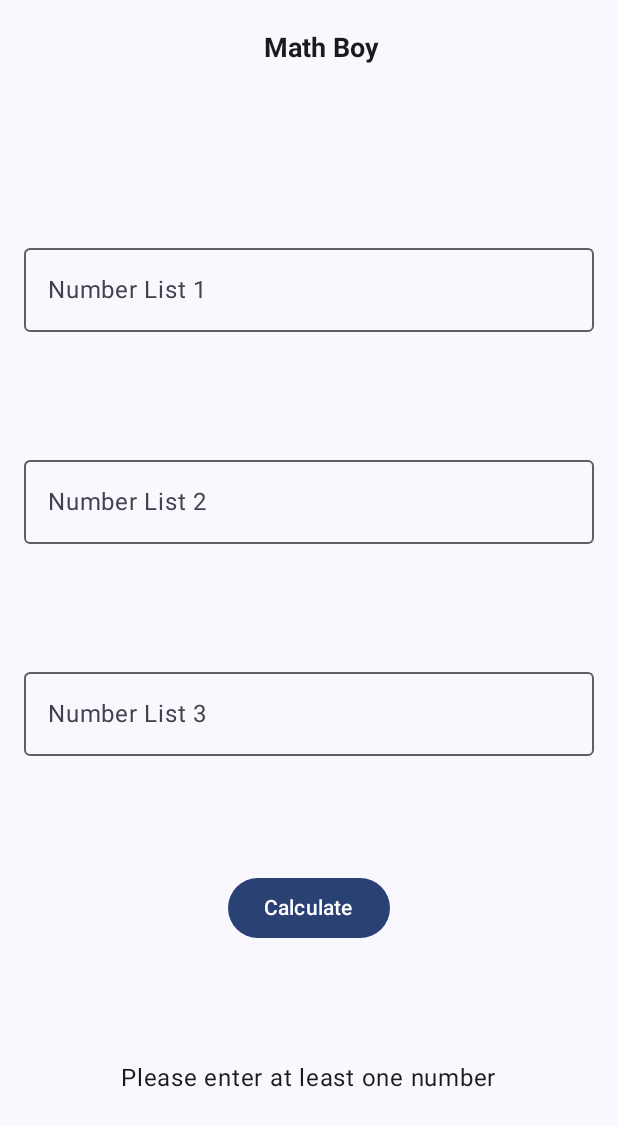
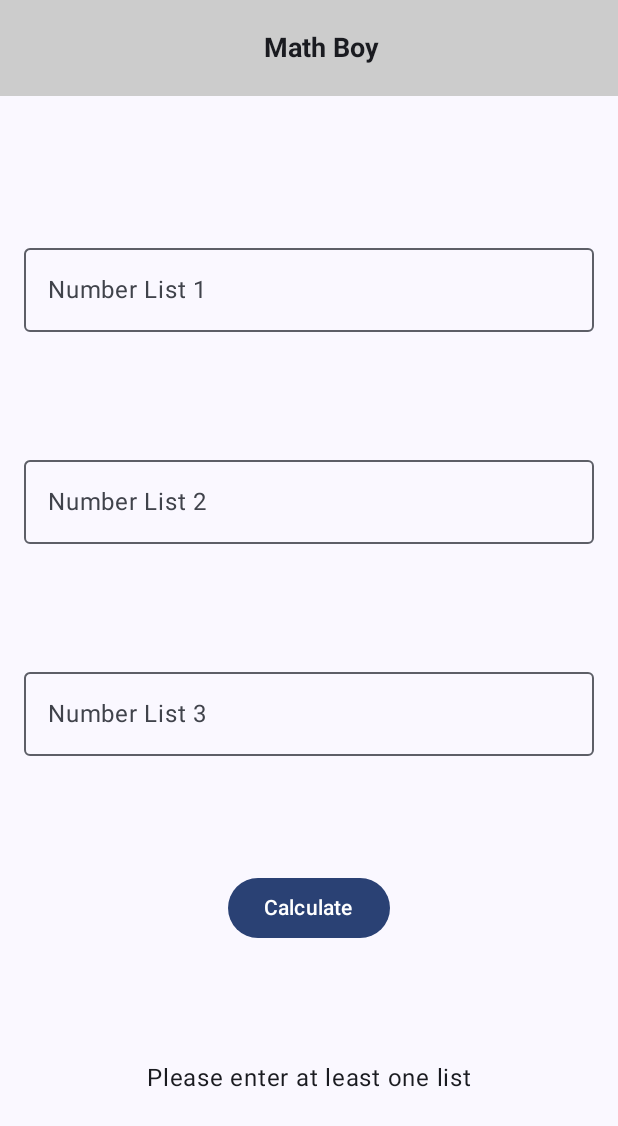
Before and after one commit to deeprajMajumder/MathBoy, an Android app built with Jetpack Compose: the screen it shows after launch (MainActivity), after a tap on "Calculate", on a phone screen of 412 x 824 dp. Shown: the top 1126 px of the screen. Run offline under Robolectric (Android 15) with nearby library versions, the phone set to English and light mode, and no system bars; our stand-ins replace Dagger/Hilt's generated code.

Commit message:
Fixed some issues based on use case

```diff
--- a/app/src/main/java/com/admin/mathboy/views/MainActivity.kt
+++ b/app/src/main/java/com/admin/mathboy/views/MainActivity.kt
@@ -13,11 +13,14 @@ import androidx.compose.foundation.layout.padding
 import androidx.compose.foundation.lazy.LazyColumn
 import androidx.compose.foundation.text.KeyboardOptions
 import androidx.compose.material3.Button
+import androidx.compose.material3.Card
+import androidx.compose.material3.CardDefaults
 import androidx.compose.material3.ExperimentalMaterial3Api
 import androidx.compose.material3.OutlinedTextField
 import androidx.compose.material3.Scaffold
 import androidx.compose.material3.Text
 import androidx.compose.material3.TopAppBar
+import androidx.compose.material3.TopAppBarDefaults
 import androidx.compose.runtime.Composable
 import androidx.compose.runtime.collectAsState
 import androidx.compose.runtime.getValue
@@ -26,6 +29,8 @@ import androidx.compose.runtime.saveable.rememberSaveable
 import androidx.compose.runtime.setValue
 import androidx.compose.ui.Alignment
 import androidx.compose.ui.Modifier
+import androidx.compose.ui.graphics.Color
+import androidx.compose.ui.text.font.FontFamily
 import androidx.compose.ui.text.font.FontWeight
 import androidx.compose.ui.text.input.ImeAction
 import androidx.compose.ui.text.input.KeyboardType
@@ -57,11 +62,11 @@ class MainActivity : ComponentActivity() {
                                 textAlign = TextAlign.Center,
                                 modifier = Modifier.fillMaxWidth()
                             )
-                        })
+                        },
+                            colors = TopAppBarDefaults.largeTopAppBarColors(Color.LightGray))
                     })
                 { innerPadding ->
                     MainScreen(innerPadding, mainViewModel)
-                }
                 }
             }
         }
@@ -86,13 +91,19 @@ fun MainScreen(innerPadding: PaddingValues, mainViewModel: MainViewModel) {
             item {
                 OutlinedTextField(
                     value = input1,
-                onValueChange = { input1 = mainViewModel.formatInput(it) },
+                    onValueChange = { input1 = it },
                     label = { Text("Number List 1") },
                     keyboardOptions = KeyboardOptions(
                         keyboardType = KeyboardType.Number,
                         imeAction = ImeAction.Done
                     ),
                     singleLine = false,
+                    placeholder = {
+                        Text("Add list of comma-separated numbers",
+                            color = Color.LightGray,
+                            fontSize = 12.sp
+                        )
+                      },
                     maxLines = 10, // Adjust the maxLines as needed
                     modifier = Modifier
                         .fillMaxWidth() // Ensures the text field takes up the full width of the parent
@@ -101,13 +112,18 @@ fun MainScreen(innerPadding: PaddingValues, mainViewModel: MainViewModel) {
             item {
                 OutlinedTextField(
                     value = input2,
-                onValueChange = { input2 = mainViewModel.formatInput(it) },
+                    onValueChange = { input2 = it },
                     label = { Text("Number List 2") },
                     keyboardOptions = KeyboardOptions(
                         keyboardType = KeyboardType.Number,
                         imeAction = ImeAction.Done
                     ),
                     singleLine = false,
+                    placeholder = { Text("Add list of comma-separated numbers",
+                        color = Color.LightGray,
+                        fontSize = 12.sp
+                    )
+                      },
                     maxLines = 10,
                     modifier = Modifier
                         .fillMaxWidth()
@@ -116,13 +132,19 @@ fun MainScreen(innerPadding: PaddingValues, mainViewModel: MainViewModel) {
             item {
                 OutlinedTextField(
                     value = input3,
-                onValueChange = { input3 = mainViewModel.formatInput(it) },
+                    onValueChange = { input3 = it },
                     label = { Text("Number List 3") },
                     keyboardOptions = KeyboardOptions(
                         keyboardType = KeyboardType.Number,
                         imeAction = ImeAction.Done
                     ),
                     singleLine = false,
+                    placeholder = {
+                        Text("Add list of comma-separated numbers",
+                            color = Color.LightGray,
+                            fontSize = 12.sp
+                        )
+                    },
                     maxLines = 10,
                     modifier = Modifier
                         .fillMaxWidth()
@@ -140,13 +162,26 @@ fun MainScreen(innerPadding: PaddingValues, mainViewModel: MainViewModel) {
             item {
                 if (isButtonClicked) {
                     if (input1.isEmpty() && input2.isEmpty() && input3.isEmpty()) {
-                    Text("Please enter at least one number")
+                        Text("Please enter at least one list")
                     } else {
                         calculatedResult?.let {
+                            Card(
+                                modifier = Modifier.padding(16.dp),
+                                elevation = CardDefaults.cardElevation(8.dp)
+                            ){
+                                Text(
+                                    text = "Results from 3 list",
+                                    fontSize = 18.sp,
+                                    modifier = Modifier.padding(16.dp),
+                                    fontWeight = FontWeight.SemiBold,
+                                    fontFamily = FontFamily.Serif
+                                )
                                 Text(
                                     text = it,
-                            fontSize = 16.sp
+                                    fontSize = 16.sp,
+                                    modifier = Modifier.padding(16.dp)
                                 )
+                            }
                         }
                     }
                 }
@@ -159,6 +194,7 @@ fun MainScreen(innerPadding: PaddingValues, mainViewModel: MainViewModel) {
     @Composable
     fun GreetingPreview() {
         MathBoyTheme {
-
+            MainScreen(innerPadding = PaddingValues(16.dp), mainViewModel = mainViewModel)
         }
     }
+}
--- a/app/src/main/java/com/admin/mathboy/views/viewModels/MainViewModel.kt
+++ b/app/src/main/java/com/admin/mathboy/views/viewModels/MainViewModel.kt
@@ -29,7 +29,7 @@ class MainViewModel @Inject constructor(
         }
     }
 
-    fun formatInput(input: String): String {
+    private fun formatInput(input: String): String {
         return input.replace(Regex("(\\d)(?=\\d)"), "$1,")
     }
 
```
Lines whose indentation alone changed are shown as unchanged.
